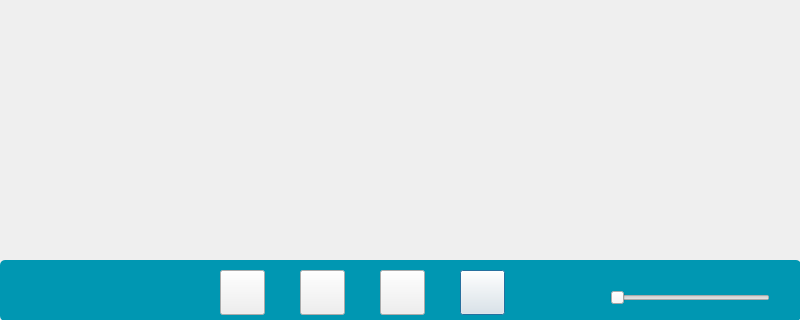
This is InterfaceEleve/interfacevideo.ui in Sam-Depardieu/Labo-de-langue as Qt 5 draws it before an edit; both pictures show x 0 to 800 and y 160 to 480 of the 800 by 480 pixel window. The edited form follows.
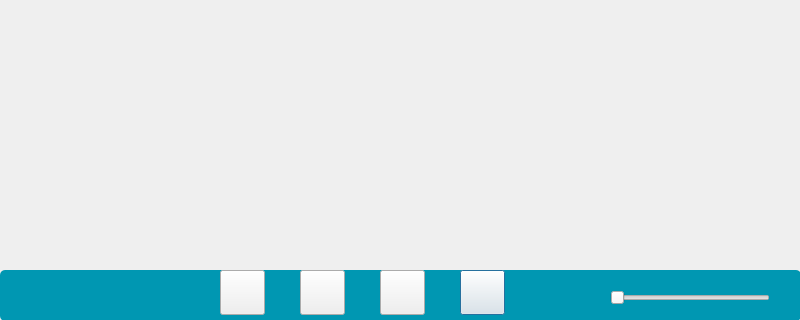
This is the edited form.

What changed in the file:
```diff
--- a/InterfaceEleve/interfacevideo.ui
+++ b/InterfaceEleve/interfacevideo.ui
@@ -84,7 +84,7 @@
      <x>10</x>
      <y>20</y>
      <width>781</width>
-     <height>391</height>
+     <height>401</height>
     </rect>
    </property>
    <layout class="QVBoxLayout" name="verticalLayout"/>
@@ -106,9 +106,9 @@
    <property name="geometry">
     <rect>
      <x>0</x>
-     <y>420</y>
+     <y>430</y>
      <width>801</width>
-     <height>61</height>
+     <height>51</height>
     </rect>
    </property>
    <property name="styleSheet">
```
